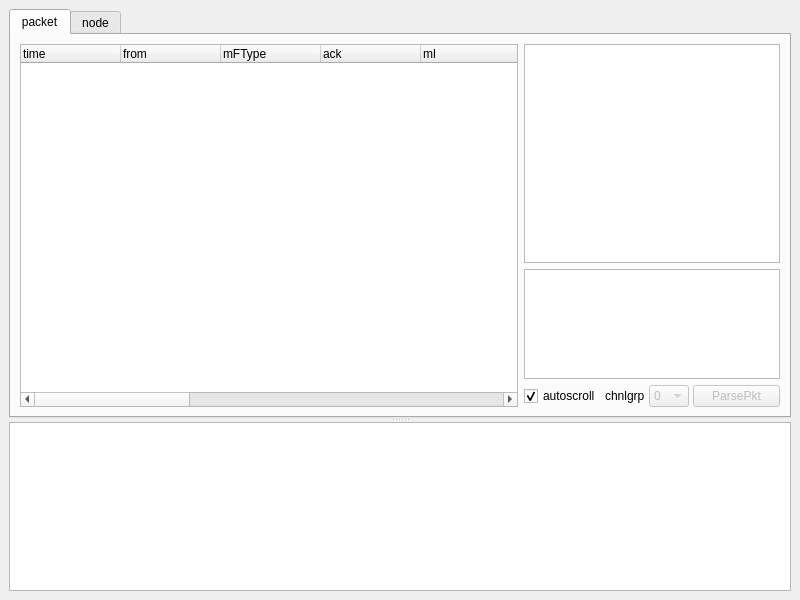
First picture: the form in mainwindow.ui, repository zaazbb/YM001NetworkAnalyzer, before the edit.
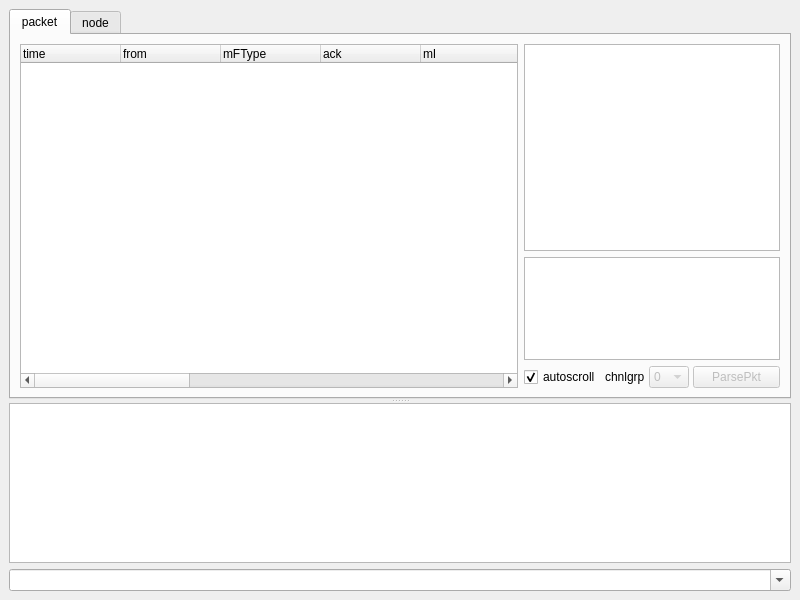
Second picture: the form after the edit.

Commit message: add command input widget.

```diff
--- a/mainwindow.ui
+++ b/mainwindow.ui
@@ -602,6 +602,13 @@
       <widget class="QPlainTextEdit" name="plainTextEdit_log"/>
      </widget>
     </item>
+    <item>
+     <widget class="QComboBox" name="comboBox_cmd">
+      <property name="editable">
+       <bool>true</bool>
+      </property>
+     </widget>
+    </item>
    </layout>
   </widget>
   <action name="actionSaveAs">
```
The commit also changes 4 other files.
